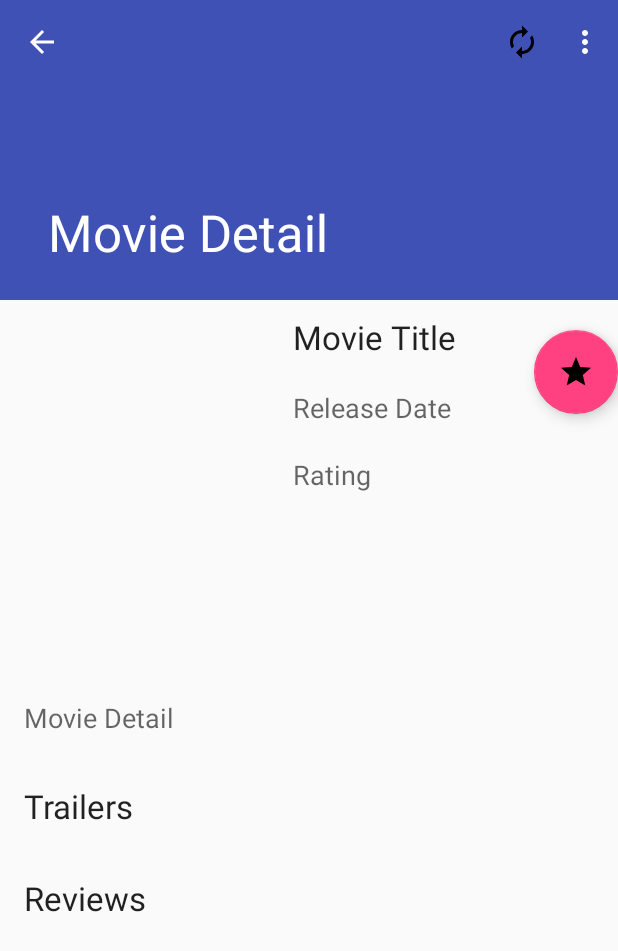
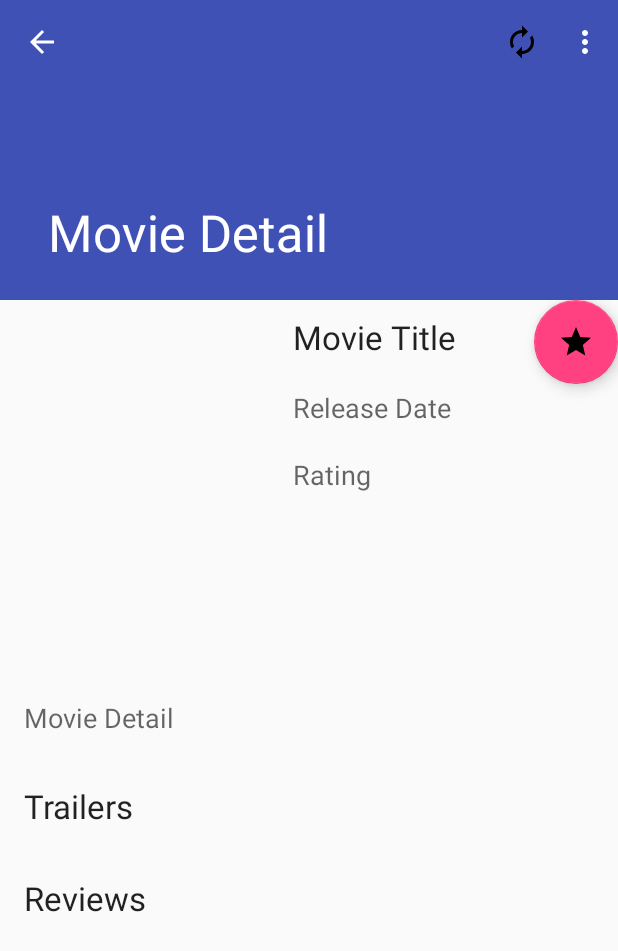
Before and after one commit to alyosama/Movies-App, an Android app: the MovieDetailFragment screen opened directly, with no data from a screen before it, on a phone screen of 412 x 824 dp. Shown: the top 951 px of the screen. Run offline under Robolectric (Android 15) with nearby library versions, the phone set to English and light mode, and no system bars; our stand-ins replace Picasso; pictures from the network do not load; 1 statement that could not run was skipped.

Commit message:
Fix Snackbar in detailview

```diff
--- a/app/src/main/java/udacity/aly/movies_app/MovieAdapter.java
+++ b/app/src/main/java/udacity/aly/movies_app/MovieAdapter.java
@@ -56,7 +56,6 @@ public class MovieAdapter extends RecyclerView.Adapter<MovieAdapter.ViewHolder>
                     Context context = v.getContext();
                     Intent intent = new Intent(context, MovieDetailActivity.class);
                     intent.putExtra(MovieDetailFragment.ARG_ITEM_ID, holder.mItem.getTitle());
-
                     context.startActivity(intent);
                 }
             }
--- a/app/src/main/res/layout-w900dp/movie_list.xml
+++ b/app/src/main/res/layout-w900dp/movie_list.xml
@@ -25,9 +25,9 @@
         tools:listitem="@layout/movie_list_content" />
 
     <FrameLayout
-            android:id="@+id/movie_detail_container"
+        android:id="@+id/movie_detail_container"
         android:layout_width="0dp"
-            android:layout_height="match_parent"
+        android:layout_height="match_parent"
         android:layout_weight="4" />
 
 </LinearLayout>
--- a/app/src/main/res/layout/movie_detail.xml
+++ b/app/src/main/res/layout/movie_detail.xml
@@ -1,16 +1,10 @@
-<android.support.design.widget.CoordinatorLayout xmlns:android="http://schemas.android.com/apk/res/android"
+<FrameLayout xmlns:android="http://schemas.android.com/apk/res/android"
     xmlns:app="http://schemas.android.com/apk/res-auto"
     xmlns:tools="http://schemas.android.com/tools"
     android:id="@+id/movie_detail_view"
     android:layout_width="match_parent"
     android:layout_height="match_parent"
     tools:context="udacity.aly.movies_app.MovieDetailFragment">
-
-    <LinearLayout
-        android:id="@+id/hidden_layout_fab"
-        android:layout_width="match_parent"
-        android:layout_height="wrap_content"
-        android:orientation="horizontal"></LinearLayout>
 
     <FrameLayout
         android:layout_width="match_parent"
@@ -106,9 +100,7 @@
         android:id="@+id/fab"
         android:layout_width="wrap_content"
         android:layout_height="wrap_content"
-        android:layout_marginTop="20dp"
-        android:src="@drawable/ic_grade"
-        app:layout_anchor="@id/hidden_layout_fab"
-        app:layout_anchorGravity="bottom|right|end" />
+        android:layout_gravity="top|end"
+        android:src="@drawable/ic_grade" />
 
-</android.support.design.widget.CoordinatorLayout>
+</FrameLayout>
--- a/app/src/main/res/layout/movie_detail_header.xml
+++ b/app/src/main/res/layout/movie_detail_header.xml
@@ -26,7 +26,7 @@
                 android:layout_width="wrap_content"
                 android:layout_height="wrap_content"
                 android:layout_margin="10dp"
-                android:layout_marginTop="20dp"
+                android:layout_marginTop="25dp"
                 android:text="Movie Title"
                 android:textIsSelectable="true" />
 
--- a/app/src/main/res/layout/review_list_content.xml
+++ b/app/src/main/res/layout/review_list_content.xml
@@ -6,6 +6,8 @@
     android:layout_width="match_parent"
     android:layout_height="wrap_content"
     android:layout_gravity="center"
+    android:layout_marginLeft="10dp"
+    android:layout_marginRight="10dp"
     card_view:cardCornerRadius="4dp">
 
     <LinearLayout
```
